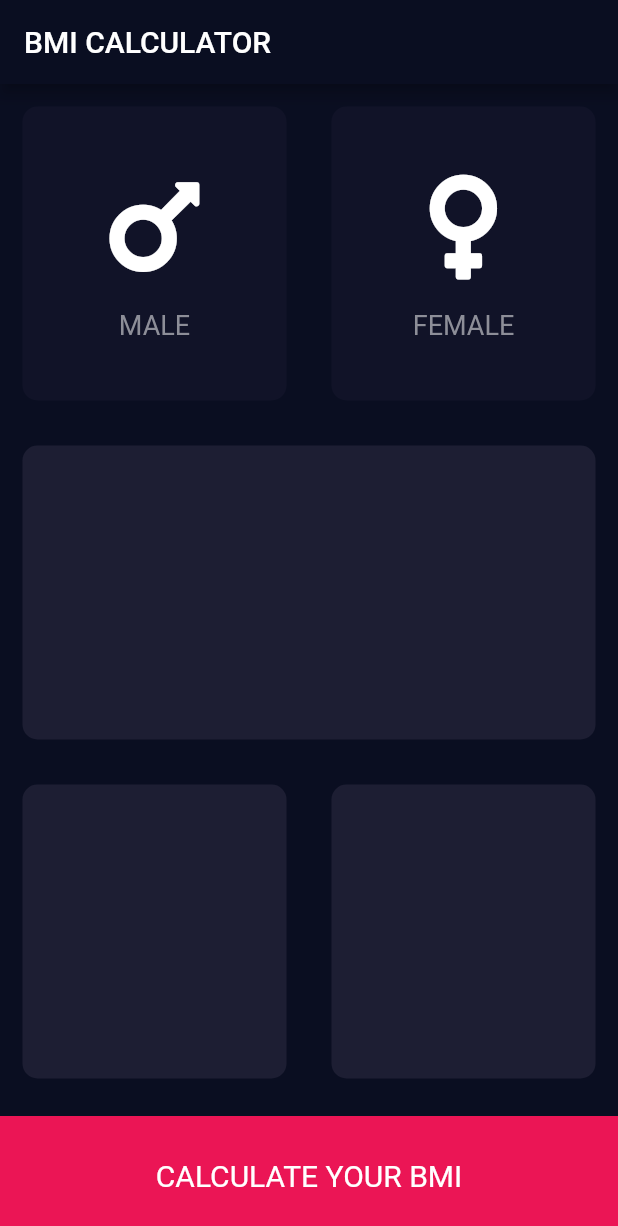
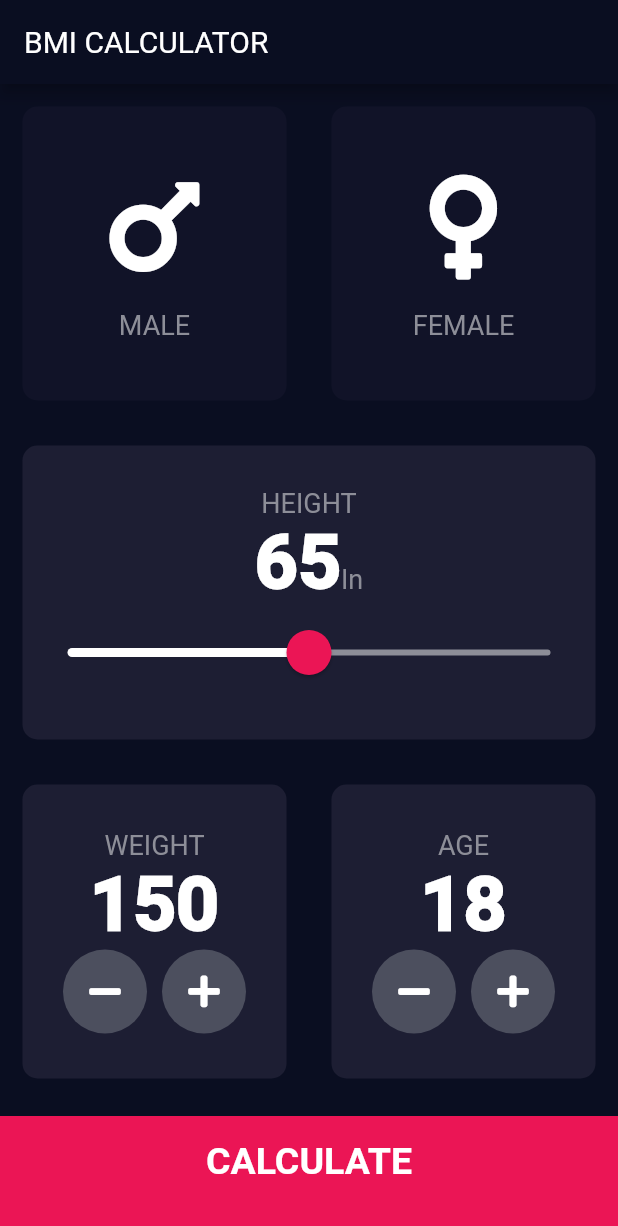
Before and after one commit to diddy225/flutter_bmi, a Flutter app: the screen it shows after launch, on a phone screen of 412 x 824 dp. Shown: the top 1226 px of the screen. Run offline on Flutter 3.47's test engine with Material 2 defaults, Android fonts, the phone set to English and light mode, and no system bars; our stand-ins replace font_awesome_flutter.

```diff
--- a/lib/src/app.dart
+++ b/lib/src/app.dart
@@ -5,11 +5,13 @@ class BMICalculator extends StatelessWidget {
   @override
   Widget build(BuildContext context) {
     return MaterialApp(
+      initialRoute: '/',
+      routes: {
+        '/': (context) => InputPage(),
+      },
       theme: ThemeData.dark().copyWith(
-        primaryColor: Color(0xFF0A0E21),
-        scaffoldBackgroundColor: Color(0xFF0A0E21),
-      ),
-      home: InputPage(),
+          primaryColor: Color(0xFF0A0E21),
+          scaffoldBackgroundColor: Color(0xFF0A0E21)),
     );
   }
 }
--- /dev/null
+++ b/lib/src/brains/calculator_brain.dart
@@ -0,0 +1,50 @@
+import 'dart:math';
+import 'package:flutter/material.dart';
+
+class CalculatorBrain {
+  final int height;
+  final int weight;
+
+  double _bmi;
+
+  CalculatorBrain({this.height, this.weight});
+
+  String calculateBMI() {
+    _bmi = weight * 703 / pow(height, 2);
+    return _bmi.toStringAsFixed(1);
+  }
+
+  String getResult() {
+    if (_bmi >= 30) {
+      return 'Obese';
+    } else if (_bmi > 25) {
+      return 'Overweight';
+    } else if (_bmi > 18.6) {
+      return 'Normal';
+    } else {
+      return 'Underweight';
+    }
+  }
+
+  Color getColor() {
+    if (_bmi >= 30) {
+      return Colors.red;
+    } else if (_bmi > 25) {
+      return Colors.yellow;
+    } else if (_bmi > 18.6) {
+      return Color(0xFF24D876);
+    } else {
+      return Colors.pink;
+    }
+  }
+
+  String getInterpretation() {
+    if (_bmi > 25) {
+      return 'You have a higher than normal body weight. Try to exercise more.';
+    } else if (_bmi > 18.6) {
+      return 'You have a normal body weight. Good job!';
+    } else {
+      return 'You have a lower than normal body weight. You can eat a bit more.';
+    }
+  }
+}
--- /dev/null
+++ b/lib/src/constants/constants.dart
@@ -0,0 +1,54 @@
+import 'package:flutter/material.dart';
+
+// const, values
+const Color kActiveCardColor = Color(0xFF1D1E33);
+const Color kInactiveCardColor = Color(0xFF111328);
+
+const Color kPrimaryPink = Color(0xFFEB1555);
+
+const Color kBottomContainerColor = Color(0xFFEB1555);
+const double kBottomContainerHeight = 80.0;
+
+// Widgets
+const TextStyle kLabelTextStyle = TextStyle(
+  fontSize: 18.0,
+  color: Color(0xFF8D8E98),
+);
+
+const TextStyle kNumberTextStyle = TextStyle(
+  fontSize: 50.0,
+  fontWeight: FontWeight.w900,
+  fontFamily: 'Roboto',
+);
+
+const TextStyle kBottomButton = TextStyle(
+  fontSize: 25.0,
+  fontWeight: FontWeight.bold,
+  fontFamily: 'Roboto',
+);
+
+// Results
+const TextStyle kResultTitleTextStyle = TextStyle(
+  fontSize: 50.0,
+  fontFamily: 'Roboto',
+  fontWeight: FontWeight.w900,
+);
+
+const TextStyle kResultNumberTextStyle = TextStyle(
+  fontSize: 100.0,
+  fontWeight: FontWeight.w900,
+  fontFamily: 'Roboto',
+);
+
+TextStyle kResultTextStyleUpper({Color color}) {
+  return TextStyle(
+    fontSize: 20.0,
+    fontFamily: 'Roboto',
+    fontWeight: FontWeight.w600,
+    color: color,
+  );
+}
+
+const TextStyle kBodyTextStyle = TextStyle(
+  fontSize: 22.0,
+);
--- a/lib/src/screens/input_page.dart
+++ b/lib/src/screens/input_page.dart
@@ -4,9 +4,11 @@ import 'package:font_awesome_flutter/font_awesome_flutter.dart';
 import '../widgets/icon_content.dart';
 import '../widgets/reusable_card.dart';
 import '../widgets/bottom_container.dart';
+import '../constants/constants.dart';
+import '../widgets/round_icon_button.dart';
+import './results_page.dart';
 
-const Color activeCardColor = Color(0xFF1D1E33);
-const Color inactiveCardColor = Color(0xFF111328);
+import '../brains/calculator_brain.dart';
 
 enum Gender {
   male,
@@ -20,6 +22,9 @@ class InputPage extends StatefulWidget {
 
 class _InputPageState extends State<InputPage> {
   Gender selectedGender;
+  int height = 65;
+  int weight = 150;
+  int age = 18;
 
   @override
   Widget build(BuildContext context) {
@@ -28,6 +33,7 @@ class _InputPageState extends State<InputPage> {
         title: Text('BMI CALCULATOR'),
       ),
       body: Column(
+        crossAxisAlignment: CrossAxisAlignment.stretch,
         children: <Widget>[
           Expanded(
             child: Row(
@@ -35,8 +41,8 @@ class _InputPageState extends State<InputPage> {
                 Expanded(
                   child: ReusableCard(
                     boxColor: selectedGender == Gender.male
-                        ? activeCardColor
-                        : inactiveCardColor,
+                        ? kActiveCardColor
+                        : kInactiveCardColor,
                     onTap: () {
                       setState(() {
                         selectedGender = Gender.male;
@@ -51,8 +57,8 @@ class _InputPageState extends State<InputPage> {
                 Expanded(
                     child: ReusableCard(
                   boxColor: selectedGender == Gender.female
-                      ? activeCardColor
-                      : inactiveCardColor,
+                      ? kActiveCardColor
+                      : kInactiveCardColor,
                   onTap: () {
                     setState(() {
                       selectedGender = Gender.female;
@@ -68,7 +74,49 @@ class _InputPageState extends State<InputPage> {
           ),
           Expanded(
             child: ReusableCard(
-              boxColor: activeCardColor,
+              boxColor: kActiveCardColor,
+              cardChild: Column(
+                mainAxisAlignment: MainAxisAlignment.center,
+                children: <Widget>[
+                  Text(
+                    'HEIGHT',
+                    style: kLabelTextStyle,
+                  ),
+                  Row(
+                    mainAxisAlignment: MainAxisAlignment.center,
+                    crossAxisAlignment: CrossAxisAlignment.baseline,
+                    textBaseline: TextBaseline.alphabetic,
+                    children: <Widget>[
+                      Text(
+                        height.toString(),
+                        style: kNumberTextStyle,
+                      ),
+                      Text('In', style: kLabelTextStyle),
+                    ],
+                  ),
+                  SliderTheme(
+                    data: SliderTheme.of(context).copyWith(
+                        thumbShape:
+                            RoundSliderThumbShape(enabledThumbRadius: 15.0),
+                        overlayShape:
+                            RoundSliderOverlayShape(overlayRadius: 30.0),
+                        thumbColor: kPrimaryPink,
+                        activeTrackColor: Colors.white,
+                        inactiveTrackColor: Color(0xFF8D8E98),
+                        overlayColor: Color(0x29EB1555)),
+                    child: Slider(
+                      value: height.toDouble(),
+                      min: 40.0,
+                      max: 90.0,
+                      onChanged: (newValue) {
+                        setState(() {
+                          height = newValue.round();
+                        });
+                      },
+                    ),
+                  ),
+                ],
+              ),
             ),
           ),
           Expanded(
@@ -76,22 +124,107 @@ class _InputPageState extends State<InputPage> {
               children: <Widget>[
                 Expanded(
                   child: ReusableCard(
-                    boxColor: activeCardColor,
+                    boxColor: kActiveCardColor,
+                    cardChild: Column(
+                      mainAxisAlignment: MainAxisAlignment.center,
+                      children: <Widget>[
+                        Text('WEIGHT', style: kLabelTextStyle),
+                        Text(weight.toString(), style: kNumberTextStyle),
+                        Row(
+                          mainAxisAlignment: MainAxisAlignment.center,
+                          children: <Widget>[
+                            RoundIconButton(
+                              icon: FontAwesomeIcons.minus,
+                              onPress: () {
+                                setState(() {
+                                  weight--;
+                                });
+                              },
+                            ),
+                            SizedBox(
+                              width: 10.0,
+                            ),
+                            RoundIconButton(
+                              icon: FontAwesomeIcons.plus,
+                              onPress: () {
+                                setState(() {
+                                  weight++;
+                                });
+                              },
+                            ),
+                          ],
+                        )
+                      ],
+                    ),
                   ),
                 ),
                 Expanded(
                   child: ReusableCard(
-                    boxColor: activeCardColor,
+                    boxColor: kActiveCardColor,
+                    cardChild: Column(
+                      mainAxisAlignment: MainAxisAlignment.center,
+                      children: <Widget>[
+                        Text(
+                          'AGE',
+                          style: kLabelTextStyle,
+                        ),
+                        Text(
+                          age.toString(),
+                          style: kNumberTextStyle,
+                        ),
+                        Row(
+                          mainAxisAlignment: MainAxisAlignment.center,
+                          children: <Widget>[
+                            RoundIconButton(
+                              icon: FontAwesomeIcons.minus,
+                              onPress: () {
+                                setState(() {
+                                  age--;
+                                });
+                              },
+                            ),
+                            SizedBox(
+                              width: 10.0,
+                            ),
+                            RoundIconButton(
+                              icon: FontAwesomeIcons.plus,
+                              onPress: () {
+                                setState(() {
+                                  age++;
+                                });
+                              },
+                            )
+                          ],
+                        )
+                      ],
+                    ),
                   ),
                 ),
               ],
             ),
           ),
-          BottomContainer(),
+          BottomButton(
+            title: 'CALCULATE',
+            onPress: () {
+              CalculatorBrain calc = CalculatorBrain(
+                height: height,
+                weight: weight,
+              );
+              Navigator.push(
+                context,
+                MaterialPageRoute(
+                  builder: (context) => ResultsPage(
+                    bmiResult: calc.calculateBMI(),
+                    resultText: calc.getResult(),
+                    interpretation: calc.getInterpretation(),
+                    bmiTextcolor: calc.getColor(),
+                  ),
+                ),
+              );
+            },
+          ),
         ],
       ),
     );
   }
 }
-
-//xFF1D1E33
--- a/lib/src/widgets/bottom_container.dart
+++ b/lib/src/widgets/bottom_container.dart
@@ -1,20 +1,25 @@
 import 'package:flutter/material.dart';
+import '../constants/constants.dart';
 
-const Color bottomContainerColor = Color(0xFFEB1555);
-const double bottomContainerHeight = 80.0;
+class BottomButton extends StatelessWidget {
+  final Function onPress;
+  final String title;
 
-class BottomContainer extends StatelessWidget {
+  BottomButton({@required this.onPress, this.title});
   @override
   Widget build(BuildContext context) {
-    return Container(
-      width: double.infinity,
-      margin: EdgeInsets.only(top: 10.0),
-      height: bottomContainerHeight,
-      color: bottomContainerColor,
-      child: Center(
-        child: Text(
-          'CALCULATE YOUR BMI',
-          style: TextStyle(fontSize: 20.0),
+    return GestureDetector(
+      onTap: onPress,
+      child: Container(
+        margin: EdgeInsets.only(top: 10.0),
+        padding: EdgeInsets.only(bottom: 20.0),
+        height: kBottomContainerHeight,
+        color: kBottomContainerColor,
+        child: Center(
+          child: Text(
+            title,
+            style: kBottomButton,
+          ),
         ),
       ),
     );
--- a/lib/src/widgets/icon_content.dart
+++ b/lib/src/widgets/icon_content.dart
@@ -1,9 +1,5 @@
 import 'package:flutter/material.dart';
-
-const TextStyle labelTextStyle = TextStyle(
-  fontSize: 18.0,
-  color: Color(0xFF8D8E98),
-);
+import '../constants/constants.dart';
 
 class IconContent extends StatelessWidget {
   final String label;
@@ -28,7 +24,7 @@ class IconContent extends StatelessWidget {
         ),
         Text(
           label,
-          style: labelTextStyle,
+          style: kLabelTextStyle,
         ),
       ],
     );
--- /dev/null
+++ b/lib/src/widgets/round_icon_button.dart
@@ -0,0 +1,26 @@
+import 'package:flutter/material.dart';
+
+class RoundIconButton extends StatelessWidget {
+  final IconData icon;
+  final Function onPress;
+
+  RoundIconButton({
+    @required this.icon,
+    @required this.onPress,
+  });
+
+  @override
+  Widget build(BuildContext context) {
+    return RawMaterialButton(
+      shape: CircleBorder(),
+      onPressed: onPress,
+      elevation: 0.0,
+      child: Icon(icon),
+      constraints: BoxConstraints.tightFor(
+        width: 56.0,
+        height: 56.0,
+      ),
+      fillColor: Color(0xFF4C4F5E),
+    );
+  }
+}
--- a/pubspec.yaml
+++ b/pubspec.yaml
@@ -18,4 +18,10 @@ dev_dependencies:
     sdk: flutter
 
 flutter:
+  fonts:
+    - family: Roboto
+      fonts:
+        - asset: font/Roboto-Regular.ttf
+        - asset: font/Roboto-Bold.ttf
+          weight: 900
   uses-material-design: true
```
Also changed, not shown: lib/src/screens/results_page.dart (added, +75 -0 lines), font/Roboto-Bold.ttf (added), font/Roboto-Regular.ttf (added), 1 other file.
